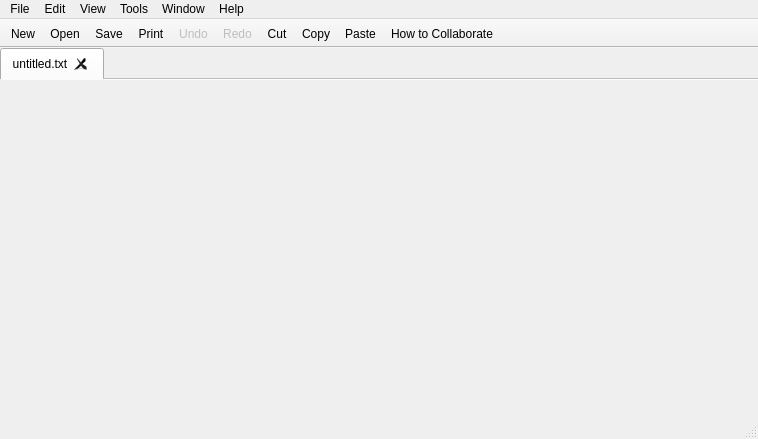
This is mainwindow.ui in bhaskarbagchi/KgpEdit as Qt 5 draws it before an edit. The edited form follows.
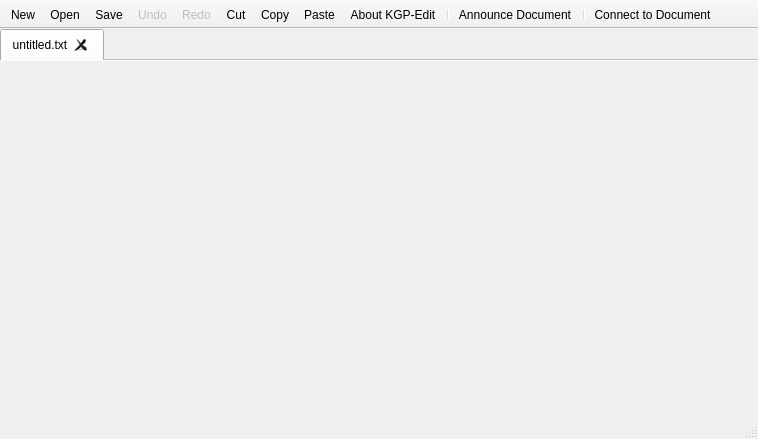
This is the edited form. Icons and pictures are not drawn.

What changed in the file:
```diff
--- a/mainwindow.ui
+++ b/mainwindow.ui
@@ -59,89 +59,6 @@
     </item>
    </layout>
   </widget>
-  <widget class="QMenuBar" name="menuBar">
-   <property name="geometry">
-    <rect>
-     <x>0</x>
-     <y>0</y>
-     <width>758</width>
-     <height>25</height>
-    </rect>
-   </property>
-   <widget class="QMenu" name="menuFile">
-    <property name="title">
-     <string>File</string>
-    </property>
-    <addaction name="actionFile_New"/>
-    <addaction name="actionFile_Open"/>
-    <addaction name="actionFile_Save"/>
-    <addaction name="actionFile_Save_As"/>
-    <addaction name="actionFile_Save_A_Copy_As"/>
-    <addaction name="actionFile_Save_All"/>
-    <addaction name="actionFile_Close"/>
-    <addaction name="separator"/>
-    <addaction name="actionFile_Print"/>
-   </widget>
-   <widget class="QMenu" name="menuEdit">
-    <property name="title">
-     <string>Edit</string>
-    </property>
-    <addaction name="actionEdit_Undo"/>
-    <addaction name="actionEdit_Redo"/>
-    <addaction name="separator"/>
-    <addaction name="actionEdit_Cut"/>
-    <addaction name="actionEdit_Copy"/>
-    <addaction name="actionEdit_Paste"/>
-    <addaction name="separator"/>
-    <addaction name="actionEdit_Find_All"/>
-    <addaction name="actionEdit_Find"/>
-   </widget>
-   <widget class="QMenu" name="menuView">
-    <property name="title">
-     <string>View</string>
-    </property>
-    <addaction name="actionView_Line_Wrap"/>
-    <addaction name="actionView_Hide_Show_Participants"/>
-    <addaction name="actionView_Hide_Show_Chat"/>
-   </widget>
-   <widget class="QMenu" name="menuTools">
-    <property name="title">
-     <string>Tools</string>
-    </property>
-    <addaction name="actionTools_Announce_Document"/>
-    <addaction name="actionTools_Connect_to_Document"/>
-    <addaction name="separator"/>
-    <addaction name="actionTools_Resynchronize_Document"/>
-    <addaction name="separator"/>
-    <addaction name="actionTools_Preferences"/>
-   </widget>
-   <widget class="QMenu" name="menuWindow">
-    <property name="title">
-     <string>Window</string>
-    </property>
-    <addaction name="actionWindow_Split"/>
-    <addaction name="actionWindow_Split_Side_by_Side"/>
-    <addaction name="actionWindow_Remove_Split"/>
-    <addaction name="separator"/>
-    <addaction name="actionWindow_Next_Document"/>
-    <addaction name="actionWindow_Previous_Document"/>
-   </widget>
-   <widget class="QMenu" name="menuHelp">
-    <property name="title">
-     <string>Help</string>
-    </property>
-    <addaction name="actionHelp_How_to_Collaborate"/>
-    <addaction name="separator"/>
-    <addaction name="actionHelp_About_Cahoots"/>
-    <addaction name="actionHelp_About_Qt"/>
-   </widget>
-   <addaction name="menuFile"/>
-   <addaction name="menuEdit"/>
-   <addaction name="menuView"/>
-   <addaction name="menuTools"/>
-   <addaction name="menuWindow"/>
-   <addaction name="menuHelp"/>
-  </widget>
   <widget class="QToolBar" name="mainToolBar">
    <property name="enabled">
     <bool>true</bool>
@@ -161,13 +78,16 @@
    <addaction name="actionFile_New"/>
    <addaction name="actionFile_Open"/>
    <addaction name="actionFile_Save"/>
-   <addaction name="actionFile_Print"/>
    <addaction name="actionEdit_Undo"/>
    <addaction name="actionEdit_Redo"/>
    <addaction name="actionEdit_Cut"/>
    <addaction name="actionEdit_Copy"/>
    <addaction name="actionEdit_Paste"/>
-   <addaction name="actionHelp_How_to_Collaborate"/>
+   <addaction name="actionHelp_About_Cahoots"/>
+   <addaction name="separator"/>
+   <addaction name="actionTools_Announce_Document"/>
+   <addaction name="separator"/>
+   <addaction name="actionTools_Connect_to_Document"/>
   </widget>
   <widget class="QStatusBar" name="statusBar"/>
   <action name="actionFile_Open">
@@ -496,7 +416,10 @@
   </action>
   <action name="actionHelp_About_Cahoots">
    <property name="text">
-    <string>About Cahoots</string>
+    <string>About KGP-Edit</string>
+   </property>
+   <property name="toolTip">
+    <string>About KGP-Edit</string>
    </property>
   </action>
   <action name="actionHelp_About_Qt">
```
Left out of the diff: 4 changed lines with no effect on the pictures.
